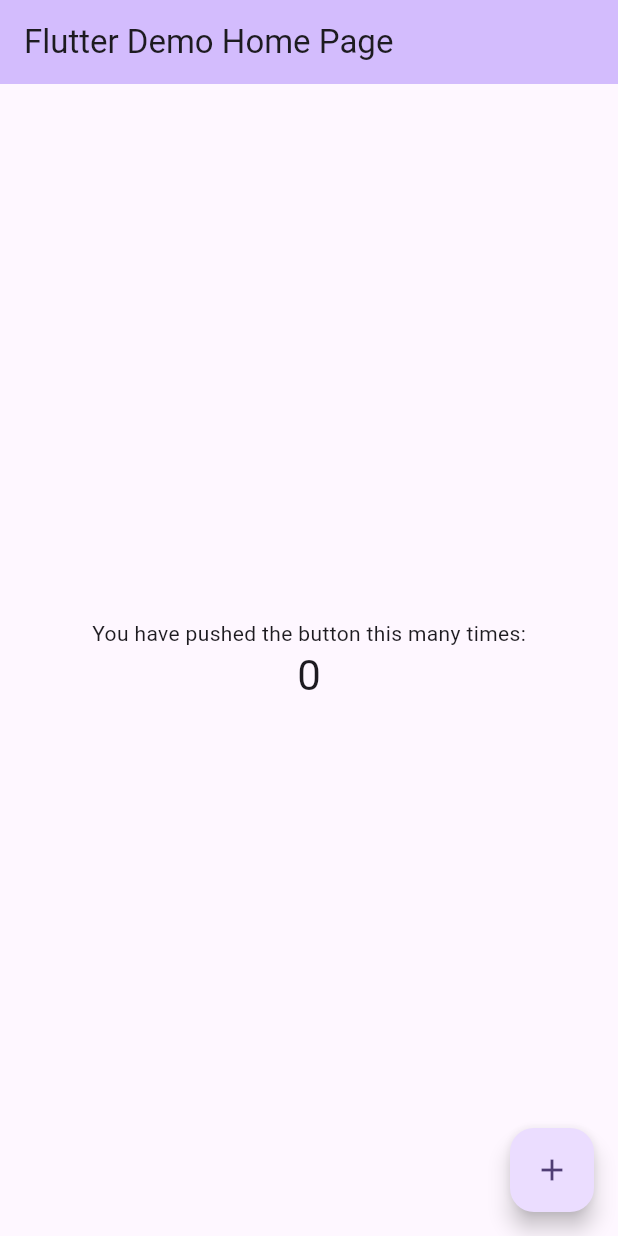
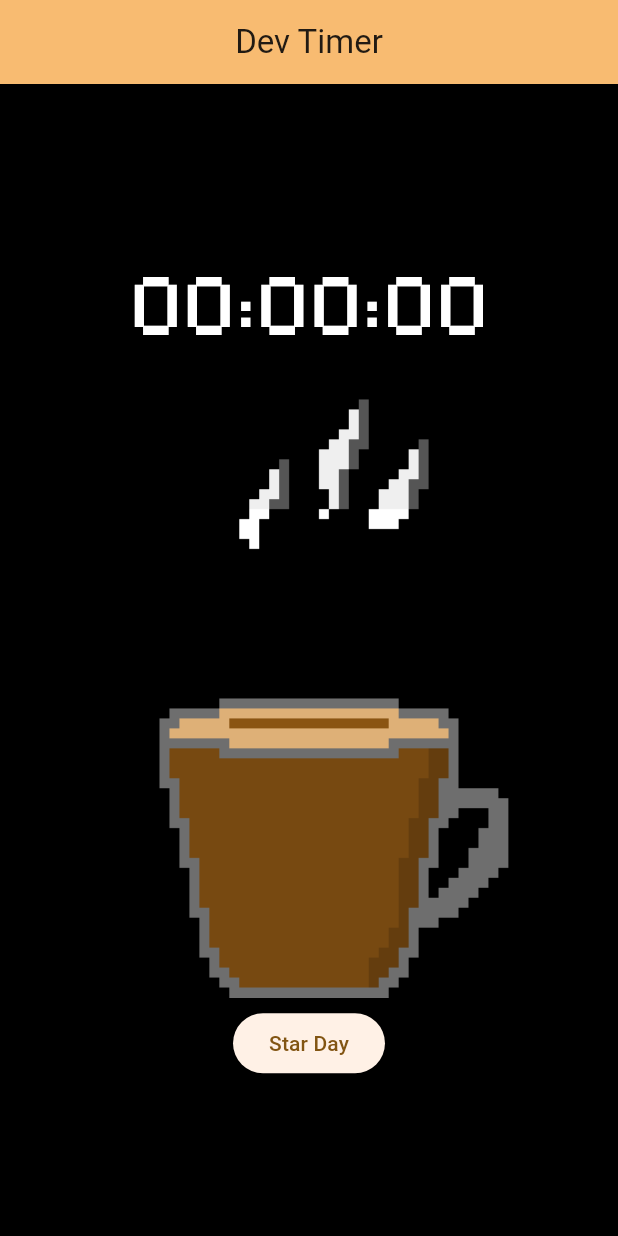
Before and after one commit to Sergionexx/dev-timer, a Flutter app: the screen it shows after launch, on a phone screen of 412 x 824 dp. Run offline on Flutter 3.47's test engine with Material 3 defaults, Android fonts, the light colour scheme and no system bars.

Commit message:
[UPD]: advance in UI

```diff
--- a/lib/main.dart
+++ b/lib/main.dart
@@ -1,3 +1,4 @@
+import 'package:coffe_timer/views/home.dart';
 import 'package:flutter/material.dart';
 
 void main() {
@@ -11,115 +12,12 @@
   @override
   Widget build(BuildContext context) {
     return MaterialApp(
-      title: 'Flutter Demo',
+      title: 'Dev Timer',
       theme: ThemeData(
-        // This is the theme of your application.
-        //
-        // TRY THIS: Try running your application with "flutter run". You'll see
-        // the application has a purple toolbar. Then, without quitting the app,
-        // try changing the seedColor in the colorScheme below to Colors.green
-        // and then invoke "hot reload" (save your changes or press the "hot
-        // reload" button in a Flutter-supported IDE, or press "r" if you used
-        // the command line to start the app).
-        //
-        // Notice that the counter didn't reset back to zero; the application
-        // state is not lost during the reload. To reset the state, use hot
-        // restart instead.
-        //
-        // This works for code too, not just values: Most code changes can be
-        // tested with just a hot reload.
-        colorScheme: ColorScheme.fromSeed(seedColor: Colors.deepPurple),
+        colorScheme: ColorScheme.fromSeed(seedColor: const Color(0xFFE6A24A)),
         useMaterial3: true,
       ),
-      home: const MyHomePage(title: 'Flutter Demo Home Page'),
+      home: const HomePage(title: 'Dev Timer'),
     );
   }
 }
-
-class MyHomePage extends StatefulWidget {
-  const MyHomePage({super.key, required this.title});
-
-  // This widget is the home page of your application. It is stateful, meaning
-  // that it has a State object (defined below) that contains fields that affect
-  // how it looks.
-
-  // This class is the configuration for the state. It holds the values (in this
-  // case the title) provided by the parent (in this case the App widget) and
-  // used by the build method of the State. Fields in a Widget subclass are
-  // always marked "final".
-
-  final String title;
-
-  @override
-  State<MyHomePage> createState() => _MyHomePageState();
-}
-
-class _MyHomePageState extends State<MyHomePage> {
-  int _counter = 0;
-
-  void _incrementCounter() {
-    setState(() {
-      // This call to setState tells the Flutter framework that something has
-      // changed in this State, which causes it to rerun the build method below
-      // so that the display can reflect the updated values. If we changed
-      // _counter without calling setState(), then the build method would not be
-      // called again, and so nothing would appear to happen.
-      _counter++;
-    });
-  }
-
-  @override
-  Widget build(BuildContext context) {
-    // This method is rerun every time setState is called, for instance as done
-    // by the _incrementCounter method above.
-    //
-    // The Flutter framework has been optimized to make rerunning build methods
-    // fast, so that you can just rebuild anything that needs updating rather
-    // than having to individually change instances of widgets.
-    return Scaffold(
-      appBar: AppBar(
-        // TRY THIS: Try changing the color here to a specific color (to
-        // Colors.amber, perhaps?) and trigger a hot reload to see the AppBar
-        // change color while the other colors stay the same.
-        backgroundColor: Theme.of(context).colorScheme.inversePrimary,
-        // Here we take the value from the MyHomePage object that was created by
-        // the App.build method, and use it to set our appbar title.
-        title: Text(widget.title),
-      ),
-      body: Center(
-        // Center is a layout widget. It takes a single child and positions it
-        // in the middle of the parent.
-        child: Column(
-          // Column is also a layout widget. It takes a list of children and
-          // arranges them vertically. By default, it sizes itself to fit its
-          // children horizontally, and tries to be as tall as its parent.
-          //
-          // Column has various properties to control how it sizes itself and
-          // how it positions its children. Here we use mainAxisAlignment to
-          // center the children vertically; the main axis here is the vertical
-          // axis because Columns are vertical (the cross axis would be
-          // horizontal).
-          //
-          // TRY THIS: Invoke "debug painting" (choose the "Toggle Debug Paint"
-          // action in the IDE, or press "p" in the console), to see the
-          // wireframe for each widget.
-          mainAxisAlignment: MainAxisAlignment.center,
-          children: <Widget>[
-            const Text(
-              'You have pushed the button this many times:',
-            ),
-            Text(
-              '$_counter',
-              style: Theme.of(context).textTheme.headlineMedium,
-            ),
-          ],
-        ),
-      ),
-      floatingActionButton: FloatingActionButton(
-        onPressed: _incrementCounter,
-        tooltip: 'Increment',
-        child: const Icon(Icons.add),
-      ), // This trailing comma makes auto-formatting nicer for build methods.
-    );
-  }
-}
--- /dev/null
+++ b/lib/views/home.dart
@@ -0,0 +1,51 @@
+import 'package:flutter/material.dart';
+
+class HomePage extends StatefulWidget {
+  const HomePage({super.key, required this.title});
+
+  final String title;
+
+  @override
+  State<HomePage> createState() => _HomePageState();
+}
+
+class _HomePageState extends State<HomePage> {
+  int _counter = 0;
+
+  @override
+  Widget build(BuildContext context) {
+    return Scaffold(
+      appBar: AppBar(
+        backgroundColor: Theme.of(context).colorScheme.inversePrimary,
+        title: Center(
+            child: Text(
+          widget.title,
+        )),
+      ),
+      body: Container(
+        decoration: const BoxDecoration(color: Color.fromARGB(255, 0, 0, 0)),
+        child: Center(
+          child: Column(
+            mainAxisAlignment: MainAxisAlignment.center,
+            children: [
+              const Text(
+                "00:00:00",
+                style: TextStyle(
+                    fontFamily: "Pixelify", color: Colors.white, fontSize: 60),
+              ),
+              Image.asset(
+                'assets/gifs/CoffeCompleteWhite.gif',
+                height: 425.0,
+                width: 425.0,
+              ),
+              ElevatedButton(
+                onPressed: () {},
+                child: const Text('Star Day'),
+              ),
+            ],
+          ),
+        ),
+      ),
+    );
+  }
+}
```
Also changed, not shown: pubspec.yaml (+10 -15 lines), assets/fonts/Comfortaa-VariableFont_wght.ttf (added), assets/fonts/PixelifySans-VariableFont_wght.ttf (added), assets/gifs/CoffeComplete.gif (added), assets/gifs/CoffeCompleteWhite.gif (added).
